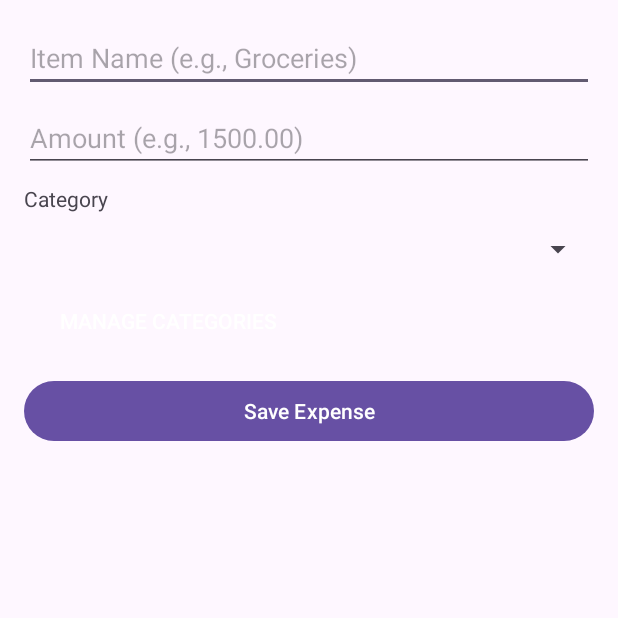
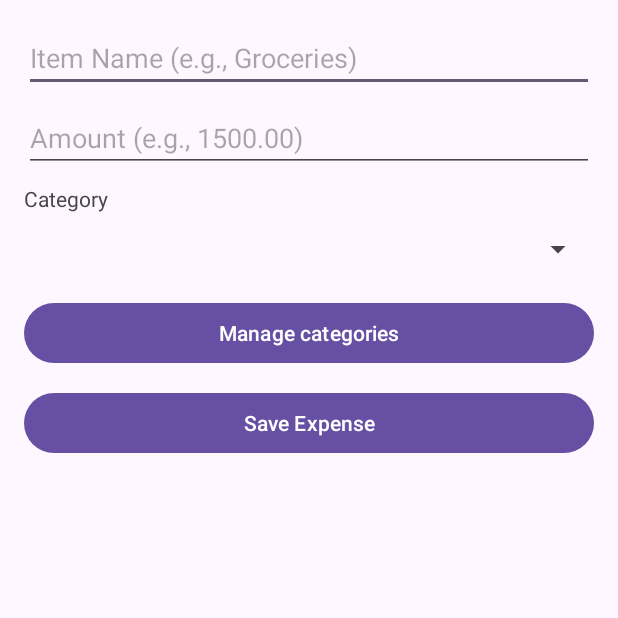
Before and after one commit to shirlynnk/SmartBudget, an Android app: the screen it shows after launch (MainActivity), on a phone screen of 412 x 824 dp, the top half of it. Run offline under Robolectric (Android 15) with nearby library versions, the phone set to English and light mode, and no system bars; our stand-ins replace Room's generated code; 8 statements that could not run were skipped.

Commit message:
Fix status bar overlap and make Manage categories button visible

```diff
--- a/app/src/main/res/layout/activity_main.xml
+++ b/app/src/main/res/layout/activity_main.xml
@@ -2,6 +2,7 @@
 <LinearLayout xmlns:android="http://schemas.android.com/apk/res/android"
     android:layout_width="match_parent"
     android:layout_height="match_parent"
+    android:fitsSystemWindows="true"
     android:orientation="vertical"
     android:padding="16dp">
 
@@ -32,9 +33,9 @@
         android:layout_height ="48dp"/>
     <Button
         android:id="@+id/btnManageCategories"
-        style="?android:attr/borderlessButtonStyle"
-        android:layout_width="wrap_content"
+        android:layout_width="match_parent"
         android:layout_height="wrap_content"
+        android:layout_marginTop="8dp"
         android:text="Manage categories"/>
 
     <Button
--- a/app/src/main/res/layout/activity_manage_categories.xml
+++ b/app/src/main/res/layout/activity_manage_categories.xml
@@ -2,6 +2,7 @@
 <LinearLayout xmlns:android="http://schemas.android.com/apk/res/android"
     android:layout_width="match_parent"
     android:layout_height="match_parent"
+    android:fitsSystemWindows="true"
     android:orientation="vertical"
     android:padding="16dp">
 
--- a/app/src/main/res/layout/item_category.xml
+++ b/app/src/main/res/layout/item_category.xml
@@ -15,15 +15,14 @@
 
     <Button
         android:id="@+id/btnRename"
-        style="?android:attr/borderlessButtonStyle"
         android:layout_width="wrap_content"
         android:layout_height="wrap_content"
         android:text="Rename" />
 
     <Button
         android:id="@+id/btnDelete"
-        style="?android:attr/borderlessButtonStyle"
         android:layout_width="wrap_content"
         android:layout_height="wrap_content"
+        android:layout_marginStart="8dp"
         android:text="Delete" />
 </LinearLayout>
```
